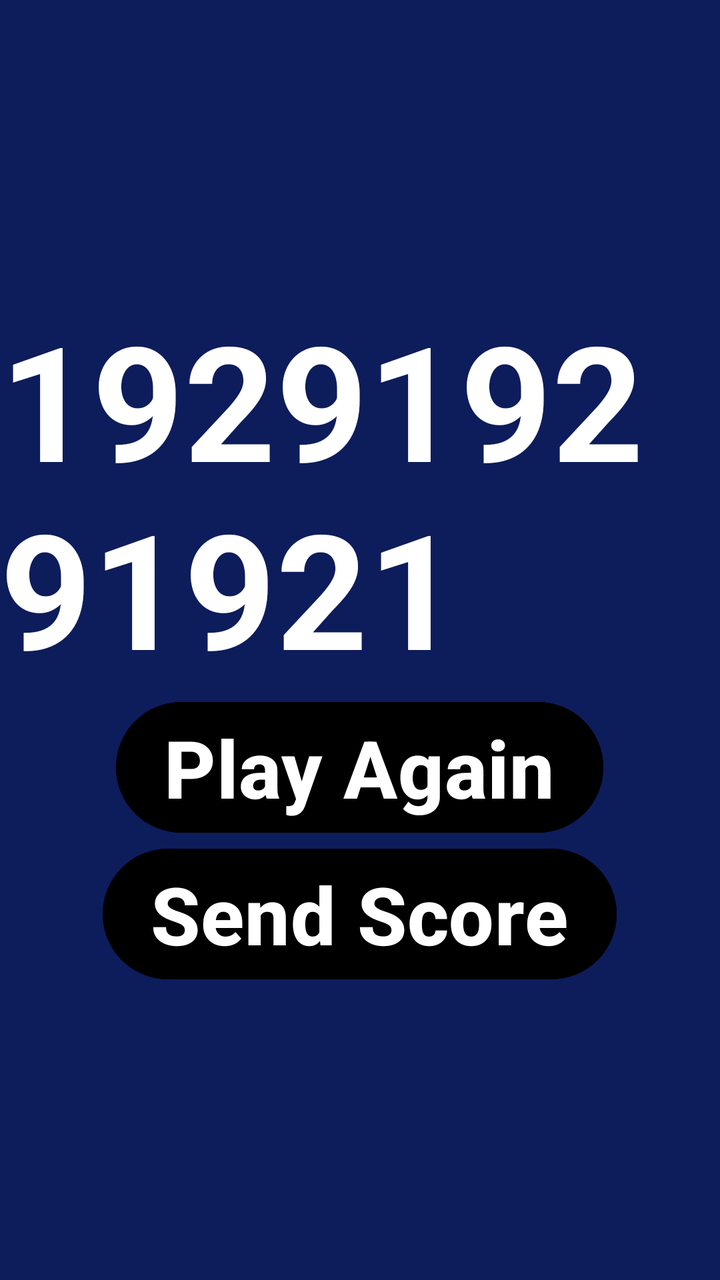
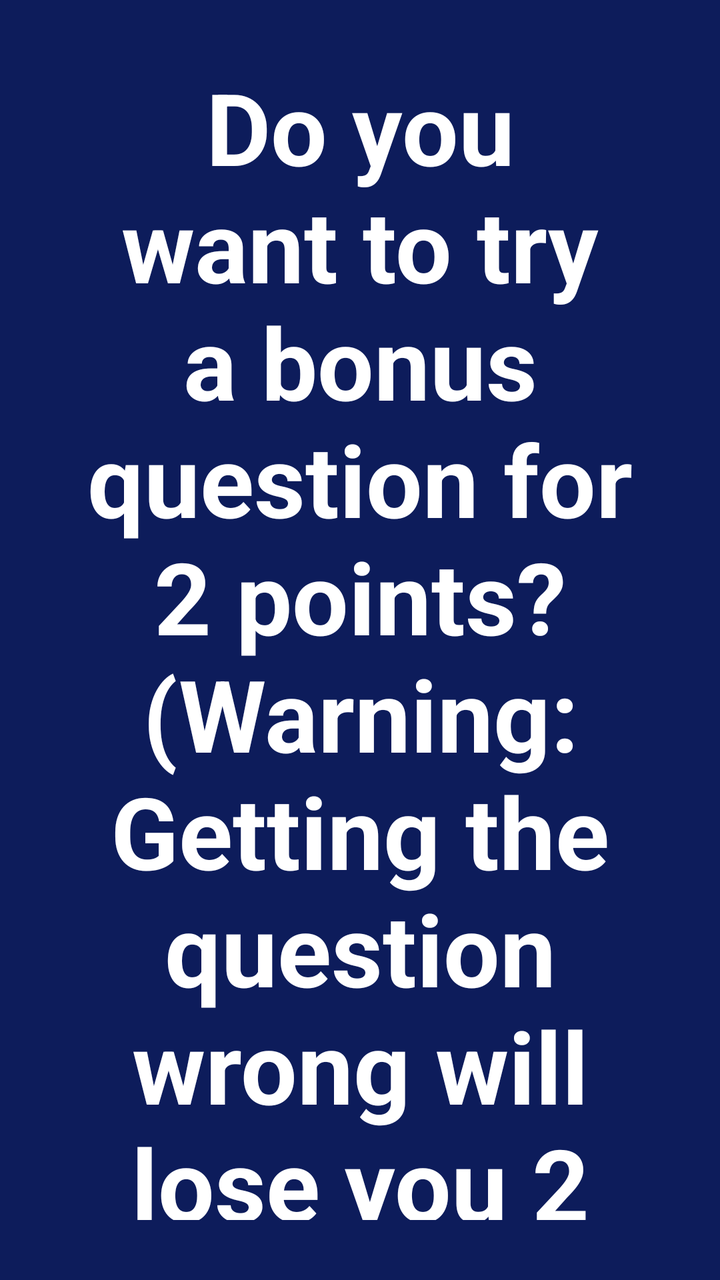

The first picture is an Android layout as it rendered before a commit; the second is the same layout after the commit. The layout source and the unified diff follow.
<!-- AndroidManifest.xml: application theme Theme.QuizzAppBBT -->
<!-- res/layout/activity_second.xml -->
<?xml version="1.0" encoding="utf-8"?>
<LinearLayout
    xmlns:android="http://schemas.android.com/apk/res/android"
    android:layout_width="match_parent"
    android:layout_height="match_parent"
    android:gravity="center"
    android:orientation="vertical"
    android:background="#0D1C5B">

    <TextView
        android:id="@+id/resultText"
        android:layout_width="wrap_content"
        android:layout_height="wrap_content"
        android:textColor="@color/white"
        android:textSize="80dp"
        android:textStyle="bold"
        android:text="192919291921"/>
    <Button
        android:id="@+id/btnBackToStart"
        android:layout_width="wrap_content"
        android:layout_height="wrap_content"
        android:text="Play Again"
        android:textSize="40dp"
        android:textStyle="bold"
        android:textColor="@color/white"
        android:backgroundTint="@color/black" />
    <Button
        android:id="@+id/email"
        android:layout_width="wrap_content"
        android:layout_height="wrap_content"
        android:text="Send Score"
        android:textSize="40dp"
        android:textStyle="bold"
        android:textColor="@color/white"
        android:backgroundTint="@color/black" />


</LinearLayout>
<!-- resources referenced by this layout -->
<resources>
  <color name="black">#FF000000</color>
  <color name="white">#FFFFFFFF</color>
  <style name="Theme.QuizzAppBBT" parent="Base.Theme.QuizzAppBBT" />
  <style name="Base.Theme.QuizzAppBBT" parent="Theme.Material3.DayNight.NoActionBar">
          
          
      </style>
</resources>

<!-- the commit's change to res/layout/activity_second.xml (unified diff, before → after) -->
@@ -14,25 +14,85 @@
         android:textColor="@color/white"
         android:textSize="80dp"
         android:textStyle="bold"
-        android:text="192919291921"/>
+        android:text="192919291921"
+        android:visibility="gone"/>
+    <LinearLayout
+        android:layout_width="wrap_content"
+        android:layout_height="wrap_content"
+        android:orientation="horizontal">
     <Button
         android:id="@+id/btnBackToStart"
         android:layout_width="wrap_content"
         android:layout_height="wrap_content"
         android:text="Play Again"
-        android:textSize="40dp"
+        android:textSize="50dp"
         android:textStyle="bold"
         android:textColor="@color/white"
-        android:backgroundTint="@color/black" />
+        android:backgroundTint="@color/black"
+        android:visibility="gone"/>
     <Button
         android:id="@+id/email"
         android:layout_width="wrap_content"
         android:layout_height="wrap_content"
         android:text="Send Score"
-        android:textSize="40dp"
+        android:textSize="50dp"
         android:textStyle="bold"
         android:textColor="@color/white"
-        android:backgroundTint="@color/black" />
+        android:backgroundTint="@color/black"
+        android:visibility="gone"/>
+        <Button
+            android:id="@+id/home"
+            android:layout_width="500dp"
+            android:layout_height="wrap_content"
+            android:text="Back to home screen"
+            android:textSize="45dp"
+            android:textStyle="bold"
+            android:textColor="@color/white"
+            android:backgroundTint="@color/black"
+            android:visibility="gone"/>
+
+    </LinearLayout>
+    <TextView
+        android:id="@+id/bonus"
+        android:layout_width="wrap_content"
+        android:layout_height="wrap_content"
+        android:text="Do you want to try a bonus question for 2 points? (Warning: Getting the question wrong will lose you 2 points)"
+        android:textColor="@color/white"
+        android:textSize="50dp"
+        android:textStyle="bold"
+        android:textAlignment="center"
+        android:layout_margin = "30dp"
+        />
+    <LinearLayout
+        android:layout_width="wrap_content"
+        android:layout_height="wrap_content"
+        android:orientation="horizontal">
+
+        <Button
+            android:id="@+id/yes"
+            android:layout_width="wrap_content"
+            android:layout_height="wrap_content"
+            android:text="Yes"
+            android:textStyle="bold"
+            android:textColor="@color/white"
+            android:textSize="70dp"
+            android:backgroundTint="@color/black"
+            android:layout_weight="1"/>
+        <Space
+            android:id="@+id/btnSpace"
+            android:layout_width="50dp"
+            android:layout_height="50dp" />
+
+        <Button
+            android:id="@+id/no"
+            android:layout_width="wrap_content"
+            android:layout_height="wrap_content"
+            android:textSize="70dp"
+            android:textColor="@color/white"
+            android:textStyle="bold"
+            android:text="No"
+            android:backgroundTint="@color/black"/>
+    </LinearLayout>
 
 
 </LinearLayout>
